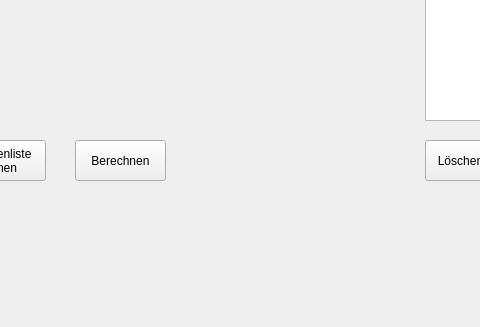
The window that mainwindow.ui (NagyFeri70/GUI_Seifenrechner) describes before a commit, drawn with Qt 5; both pictures show x 145 to 625 and y 320 to 647 of the 1157 by 647 pixel window.
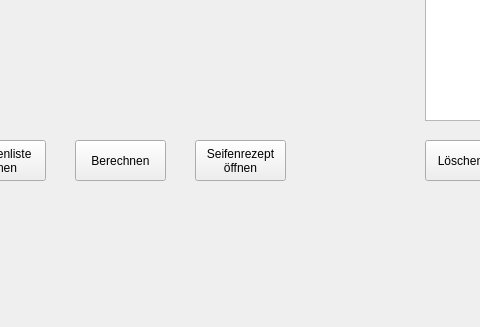
The same window after the commit.

Patch:
```diff
--- a/mainwindow.ui
+++ b/mainwindow.ui
@@ -461,6 +461,20 @@
      <string>Drucken</string>
     </property>
    </widget>
+   <widget class="QPushButton" name="cmdSeifenrezeptOeffnen">
+    <property name="geometry">
+     <rect>
+      <x>340</x>
+      <y>460</y>
+      <width>91</width>
+      <height>41</height>
+     </rect>
+    </property>
+    <property name="text">
+     <string>Seifenrezept
+öffnen</string>
+    </property>
+   </widget>
   </widget>
   <widget class="QMenuBar" name="menubar">
    <property name="geometry">
```
